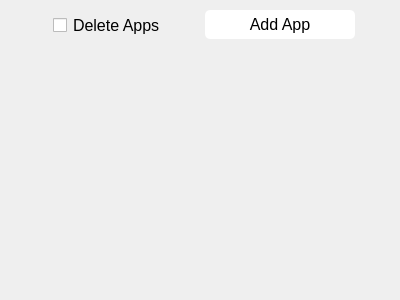
Above: designs/xml/apps_tab.ui from daniel-deru/WorkMate-3.0 before the change. Below: the same form after it.
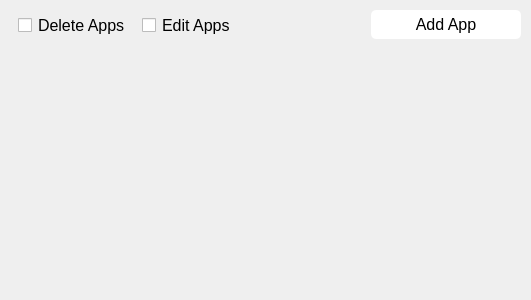
That is the form after the change.

```diff
--- a/designs/xml/apps_tab.ui
+++ b/designs/xml/apps_tab.ui
@@ -6,7 +6,7 @@
    <rect>
     <x>0</x>
     <y>0</y>
-    <width>400</width>
+    <width>531</width>
     <height>300</height>
    </rect>
   </property>
@@ -45,19 +45,6 @@
      <property name="spacing">
       <number>0</number>
      </property>
-     <item>
-      <spacer name="horizontalSpacer_2">
-       <property name="orientation">
-        <enum>Qt::Horizontal</enum>
-       </property>
-       <property name="sizeHint" stdset="0">
-        <size>
-         <width>40</width>
-         <height>20</height>
-        </size>
-       </property>
-      </spacer>
-     </item>
      <item>
       <widget class="QCheckBox" name="chk_delete_apps">
        <property name="text">
@@ -65,6 +52,13 @@
        </property>
       </widget>
      </item>
+     <item>
+      <widget class="QCheckBox" name="chk_edit_apps">
+       <property name="text">
+        <string>Edit Apps</string>
+       </property>
+      </widget>
+     </item>
      <item>
       <spacer name="horizontalSpacer">
        <property name="orientation">
@@ -97,21 +91,24 @@
        </property>
       </widget>
      </item>
-     <item>
-      <spacer name="horizontalSpacer_3">
-       <property name="orientation">
-        <enum>Qt::Horizontal</enum>
-       </property>
-       <property name="sizeHint" stdset="0">
-        <size>
-         <width>40</width>
-         <height>20</height>
-        </size>
-       </property>
-      </spacer>
-     </item>
     </layout>
    </item>
+   <item>
+    <spacer name="verticalSpacer_2">
+     <property name="orientation">
+      <enum>Qt::Vertical</enum>
+     </property>
+     <property name="sizeType">
+      <enum>QSizePolicy::Minimum</enum>
+     </property>
+     <property name="sizeHint" stdset="0">
+      <size>
+       <width>20</width>
+       <height>20</height>
+      </size>
+     </property>
+    </spacer>
+   </item>
    <item>
     <layout class="QGridLayout" name="gbox_apps"/>
    </item>
```
